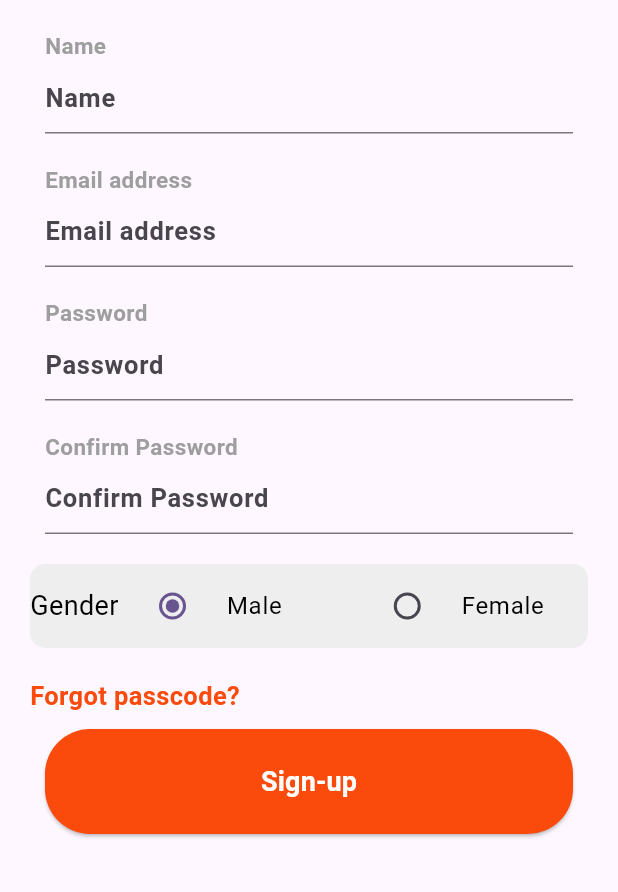
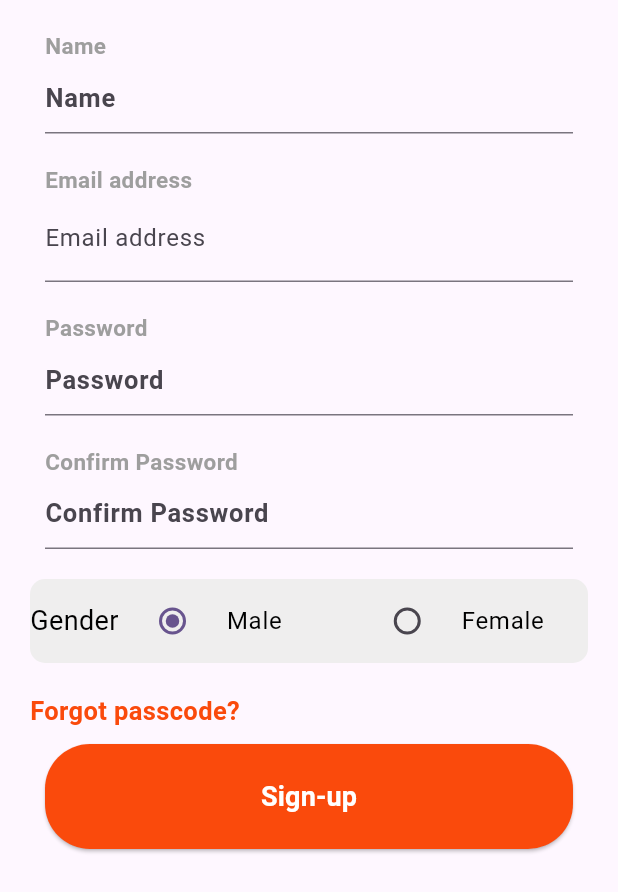
Before and after one commit to Harshpreet777/getx-food-delivery-app, a Flutter app: the SignUpScreen widget shown alone on an empty page, opened directly, on a phone screen of 412 x 824 dp. Shown: the top 892 px of the screen. Run offline on Flutter 3.47's test engine with Material 3 defaults, Android fonts, the phone set to English and light mode, and no system bars; our stand-ins replace dots_indicator, fluttertoast, get, get_storage; accounts and stored records are empty.

Commit message:
28/02/2024

```diff
--- a/lib/ui/views/login_view.dart
+++ b/lib/ui/views/login_view.dart
@@ -92,11 +92,9 @@ class LoginScreen extends StatelessWidget {
               color: ColorConstants.oragneFA4A0C,
             ),
           ),
-          SizedBox(
-            height: MediaQuery.of(context).size.height / 8,
-          ),
+          const Spacer(),
           Padding(
-            padding: const EdgeInsets.symmetric(horizontal: 30),
+            padding: const EdgeInsets.symmetric(horizontal: 30,vertical: 30),
             child: ElevatedBtnWidget(
                 onpress: () {
                   model.onLoginButtonClicked(context);
--- a/lib/ui/views/signup_view.dart
+++ b/lib/ui/views/signup_view.dart
@@ -20,14 +20,11 @@ class SignUpScreen extends StatelessWidget {
 
   @override
   Widget build(BuildContext context) {
-    return Obx(() =>
-    model.isLoading.value?
-        const Center(
-          child: CircularProgressIndicator(),
-        )
-  : signUpForm(context));
-
-
+    return Obx(() => model.isLoading.value
+        ? const Center(
+            child: CircularProgressIndicator(),
+          )
+        : signUpForm(context));
   }
 
   Form signUpForm(BuildContext context) {
@@ -83,8 +80,11 @@ class SignUpScreen extends StatelessWidget {
                   fontSize: 17,
                   color: ColorConstants.black,
                   fontWeight: FontWeight.w600),
-              decoration:
-                  InputDecoration(hintText: StringConstants.emailaddress),
+              decoration: InputDecoration(
+                  label: Text(
+                    StringConstants.emailaddress,
+                  ),
+                  hintText: StringConstants.emailaddress),
             ),
           ),
           Padding(
--- a/lib/ui/views/welcome_view.dart
+++ b/lib/ui/views/welcome_view.dart
@@ -24,6 +24,10 @@ class WelcomeView extends StatelessWidget {
   Scaffold welcomeScaffold(BuildContext context) {
     return Scaffold(
       body: SingleChildScrollView(
+        child: GestureDetector(
+          onTap: () {
+            FocusManager.instance.primaryFocus?.unfocus();
+          },
           child: Container(
             height: MediaQuery.of(context).size.height,
             decoration: BoxDecoration(color: ColorConstants.oragneFA4A0C),
@@ -108,6 +112,7 @@ class WelcomeView extends StatelessWidget {
             ),
           ),
         ),
+      ),
     );
   }
 }
```
Also changed, not shown: lib/ui/views/home_view.dart (+6 -1 lines), lib/ui/views/login_signup_view.dart (+14 -10 lines). Lines whose indentation alone changed are shown as unchanged.
